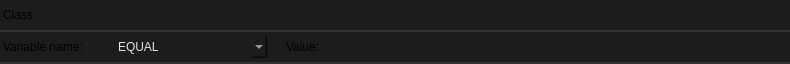
Old version of the form smartprop_editor/properties_classes/comparison.ui in the repository dertwist/Hammer5Tools.
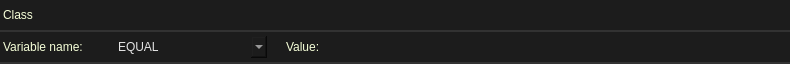
New version of the form. Icons and pictures are not drawn.

Commit message: Search hierarchy Colors for properties

```diff
--- a/smartprop_editor/properties_classes/comparison.ui
+++ b/smartprop_editor/properties_classes/comparison.ui
@@ -140,7 +140,7 @@
 font: 8pt &quot;Segoe UI&quot;;
 padding-right: 16px;
 
-</string>
+color: rgb(246, 255, 216);</string>
           </property>
           <property name="text">
            <string>Class</string>
@@ -242,7 +242,7 @@
 font: 8pt &quot;Segoe UI&quot;;
 padding-right: 16px;
 
-</string>
+color: rgb(246, 255, 216);</string>
           </property>
           <property name="text">
            <string>Variable name:</string>
@@ -392,7 +392,7 @@
 font: 8pt &quot;Segoe UI&quot;;
 padding-right: 16px;
 
-</string>
+color: rgb(246, 255, 216);</string>
           </property>
           <property name="text">
            <string>Value:</string>
```
Left out of the diff: 16 changed lines with no effect on the pictures. The commit also changes 15 other files.
